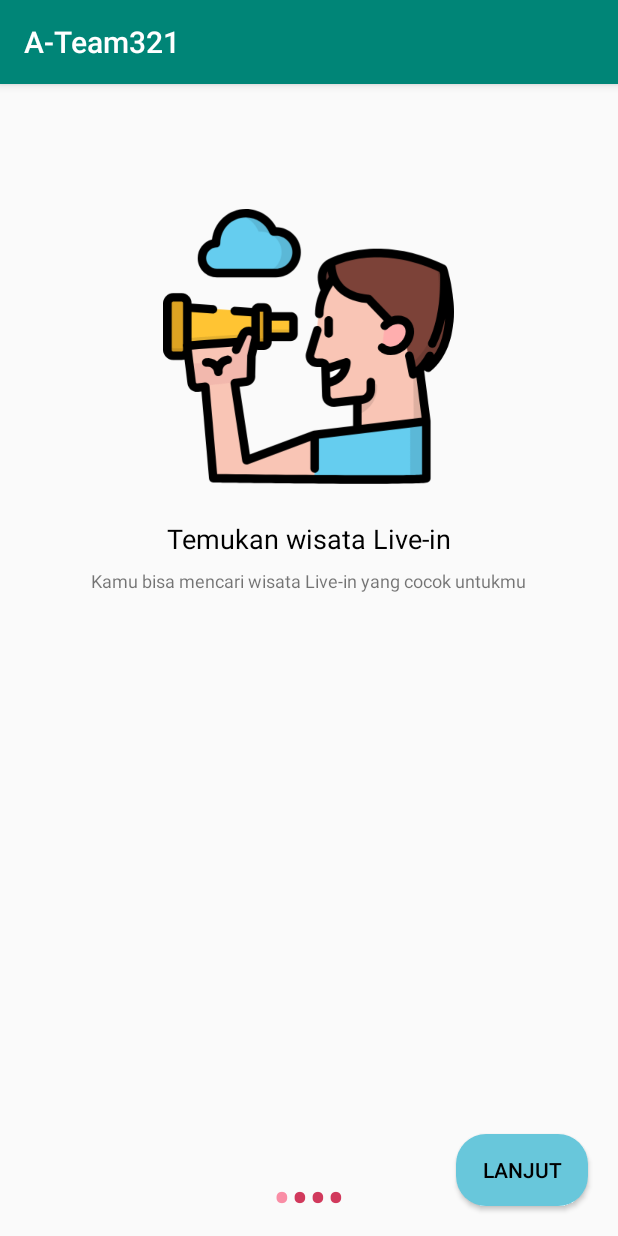
After one commit to yuridentadanu10/RasaWarga, an Android app: the WelcomeActivity screen opened directly, with no data from a screen before it, on a phone screen of 412 x 824 dp. The commit adds this screen. Run offline under Robolectric (Android 15) with nearby library versions, the phone set to English and light mode, and no system bars.

Commit message:
login,register,drawable

```diff
--- a/app/src/main/java/com/project/ateam/a_team321/LoginAndFriend/LoginActivity.java
+++ b/app/src/main/java/com/project/ateam/a_team321/LoginAndFriend/LoginActivity.java
@@ -18,7 +18,9 @@ import com.google.android.gms.tasks.Task;
 import com.google.firebase.auth.AuthResult;
 import com.google.firebase.auth.FirebaseAuth;
 import com.google.firebase.firestore.FirebaseFirestore;
+import com.project.ateam.a_team321.MainActivity;
 import com.project.ateam.a_team321.R;
+import com.project.ateam.a_team321.welcomeAndFriend.WelcomeActivity;
 
 public class LoginActivity extends AppCompatActivity implements View.OnClickListener{
     private static final String TAG = "LoginActivity";
--- /dev/null
+++ b/app/src/main/java/com/project/ateam/a_team321/welcomeAndFriend/PrefManager.java
@@ -0,0 +1,35 @@
+package com.project.ateam.a_team321.welcomeAndFriend;
+
+import android.content.Context;
+import android.content.SharedPreferences;
+
+public class PrefManager {
+
+    SharedPreferences pref;
+    SharedPreferences.Editor editor;
+    Context _context;
+
+    // shared pref mode
+    int PRIVATE_MODE = 0;
+
+    // Shared preferences file name
+    private static final String PREF_NAME = "androidhive-welcome";
+
+    private static final String IS_FIRST_TIME_LAUNCH = "IsFirstTimeLaunch";
+
+    public PrefManager(Context context) {
+        this._context = context;
+        pref = _context.getSharedPreferences(PREF_NAME, PRIVATE_MODE);
+        editor = pref.edit();
+    }
+
+    public void setFirstTimeLaunch(boolean isFirstTime) {
+        editor.putBoolean(IS_FIRST_TIME_LAUNCH, isFirstTime);
+        editor.commit();
+    }
+
+    public boolean isFirstTimeLaunch() {
+        return pref.getBoolean(IS_FIRST_TIME_LAUNCH, true);
+    }
+
+}
--- /dev/null
+++ b/app/src/main/java/com/project/ateam/a_team321/welcomeAndFriend/WelcomeActivity.java
@@ -0,0 +1,200 @@
+package com.project.ateam.a_team321.welcomeAndFriend;
+
+import android.content.Context;
+import android.content.Intent;
+import android.graphics.Color;
+import android.os.Build;
+import android.os.Bundle;
+import android.text.Html;
+import android.view.LayoutInflater;
+import android.view.View;
+import android.view.ViewGroup;
+import android.view.Window;
+import android.view.WindowManager;
+import android.widget.Button;
+import android.widget.LinearLayout;
+import android.widget.TextView;
+
+import androidx.appcompat.app.AppCompatActivity;
+import androidx.viewpager.widget.PagerAdapter;
+import androidx.viewpager.widget.ViewPager;
+
+import com.project.ateam.a_team321.MainActivity;
+import com.project.ateam.a_team321.R;
+
+public class WelcomeActivity extends AppCompatActivity {
+
+    private ViewPager viewPager;
+    private MyViewPagerAdapter myViewPagerAdapter;
+    private LinearLayout dotsLayout;
+    private TextView[] dots;
+    private int[] layouts;
+    private Button  btnNext;
+    private PrefManager prefManager;
+
+    @Override
+    protected void onCreate(Bundle savedInstanceState) {
+        super.onCreate(savedInstanceState);
+
+        // mengecek lauch activity - sebelum memanggil setContentView()
+        prefManager = new PrefManager(this);
+        if (!prefManager.isFirstTimeLaunch()) {
+            launchHomeScreen();
+            finish();
+        }
+
+        // membuat transparan notifikasi
+        if (Build.VERSION.SDK_INT >= 21) {
+            getWindow().getDecorView().setSystemUiVisibility(View.SYSTEM_UI_FLAG_LAYOUT_STABLE | View.SYSTEM_UI_FLAG_LAYOUT_FULLSCREEN);
+        }
+
+        setContentView(R.layout.activity_welcome);
+
+        viewPager =  findViewById(R.id.view_pager);
+        dotsLayout = findViewById(R.id.layoutDots);
+        btnNext =  findViewById(R.id.btn_next);
+
+
+
+        layouts = new int[]{
+                R.layout.welcome_slide1,
+                R.layout.welcome_slide2,
+                R.layout.welcome_slide3,
+                R.layout.welcome_slide4};
+
+        // tombol dots (lingkaran kecil perpindahan slide)
+        addBottomDots(0);
+
+        // membuat transparan notifikasi
+        changeStatusBarColor();
+
+
+
+        myViewPagerAdapter = new MyViewPagerAdapter();
+        viewPager.setAdapter(myViewPagerAdapter);
+
+        viewPager.addOnPageChangeListener(viewPagerPageChangeListener);
+
+
+
+        btnNext.setOnClickListener(new View.OnClickListener() {
+            @Override
+            public void onClick(View v) {
+                int current = getItem(+1);
+                if (current < layouts.length) {
+                    // move to next screen
+                    viewPager.setCurrentItem(current);
+                } else {
+                    launchHomeScreen();
+                }
+            }
+        });
+    }
+
+    private void addBottomDots(int currentPage) {
+        dots = new TextView[layouts.length];
+
+        int[] colorsActive = getResources().getIntArray(R.array.array_dot_active);
+        int[] colorsInactive = getResources().getIntArray(R.array.array_dot_inactive);
+
+        dotsLayout.removeAllViews();
+        for (int i = 0; i < dots.length; i++) {
+            dots[i] = new TextView(this);
+            dots[i].setText(Html.fromHtml("&#8226;"));
+            dots[i].setTextSize(35);
+            dots[i].setTextColor(colorsInactive[currentPage]);
+            dotsLayout.addView(dots[i]);
+        }
+
+        if (dots.length > 0)
+            dots[currentPage].setTextColor(colorsActive[currentPage]);
+    }
+
+    private int getItem(int i) {
+        return viewPager.getCurrentItem() + i;
+    }
+
+    private void launchHomeScreen() {
+        prefManager.setFirstTimeLaunch(false);
+        startActivity(new Intent(WelcomeActivity.this, MainActivity.class));
+        finish();
+    }
+
+    //  viewpager change listener
+    ViewPager.OnPageChangeListener viewPagerPageChangeListener = new ViewPager.OnPageChangeListener() {
+
+        @Override
+        public void onPageSelected(int position) {
+            addBottomDots(position);
+
+            // mengubah button lanjut 'NEXT' / 'GOT IT'
+            if (position == layouts.length - 1) {
+                // last page. make button text to GOT IT
+                btnNext.setText(getString(R.string.start));
+
+            } else {
+                // still pages are left
+                btnNext.setText(getString(R.string.next));
+
+            }
+        }
+
+        @Override
+        public void onPageScrolled(int arg0, float arg1, int arg2) {
+
+        }
+
+        @Override
+        public void onPageScrollStateChanged(int arg0) {
+
+        }
+    };
+
+    /**
+     * Making notification bar transparent
+     */
+    private void changeStatusBarColor() {
+        if (Build.VERSION.SDK_INT >= Build.VERSION_CODES.LOLLIPOP) {
+            Window window = getWindow();
+            window.addFlags(WindowManager.LayoutParams.FLAG_DRAWS_SYSTEM_BAR_BACKGROUNDS);
+            window.setStatusBarColor(Color.TRANSPARENT);
+        }
+    }
+
+    /**
+     * View pager adapter
+     */
+    public class MyViewPagerAdapter extends PagerAdapter {
+        private LayoutInflater layoutInflater;
+
+        public MyViewPagerAdapter() {
+        }
+
+        @Override
+        public Object instantiateItem(ViewGroup container, int position) {
+            layoutInflater = (LayoutInflater) getSystemService(Context.LAYOUT_INFLATER_SERVICE);
+
+            View view = layoutInflater.inflate(layouts[position], container, false);
+            container.addView(view);
+
+            return view;
+        }
+
+        @Override
+        public int getCount() {
+            return layouts.length;
+        }
+
+        @Override
+        public boolean isViewFromObject(View view, Object obj) {
+            return view == obj;
+        }
+
+
+        @Override
+        public void destroyItem(ViewGroup container, int position, Object object) {
+            View view = (View) object;
+            container.removeView(view);
+        }
+    }
+}
--- /dev/null
+++ b/app/src/main/res/drawable-v24/radius_corner_blue.xml
@@ -0,0 +1,14 @@
+<?xml version="1.0" encoding="utf-8"?>
+<selector xmlns:android="http://schemas.android.com/apk/res/android">
+    <item>
+        <shape android:shape="rectangle">
+            <!-- solid background -->
+            <solid android:color="#68C7DB"/>
+            <!-- draw a border around rectangle shape -->
+            <stroke
+                android:width="0dp"
+                />
+            <corners android:radius="20dp"/>
+        </shape>
+    </item>
+</selector>
--- /dev/null
+++ b/app/src/main/res/layout/activity_welcome.xml
@@ -0,0 +1,47 @@
+<?xml version="1.0" encoding="utf-8"?>
+<RelativeLayout xmlns:android="http://schemas.android.com/apk/res/android"
+    xmlns:app="http://schemas.android.com/apk/res-auto"
+    xmlns:tools="http://schemas.android.com/tools"
+    android:layout_width="match_parent"
+    android:layout_height="match_parent"
+    tools:showIn="@layout/activity_welcome">
+
+
+    <androidx.viewpager.widget.ViewPager
+        android:id="@+id/view_pager"
+        android:layout_width="match_parent"
+        android:layout_height="match_parent" />
+
+    <LinearLayout
+        android:id="@+id/layoutDots"
+        android:layout_width="match_parent"
+        android:layout_height="@dimen/dots_height"
+        android:layout_alignParentBottom="true"
+        android:layout_marginBottom="@dimen/dots_margin_bottom"
+        android:gravity="center"
+        android:orientation="horizontal">
+
+    </LinearLayout>
+
+    <View
+        android:layout_width="match_parent"
+        android:layout_height="1dp"
+        android:alpha=".5"
+        android:layout_alignParentBottom="true"
+        android:layout_alignParentLeft="true"
+        android:layout_above="@id/layoutDots"
+         />
+
+    <Button
+        android:id="@+id/btn_next"
+        android:layout_width="wrap_content"
+android:layout_margin="20dp"
+        android:layout_height="wrap_content"
+        android:layout_alignParentBottom="true"
+        android:layout_alignParentRight="true"
+        android:background="@drawable/radius_corner_blue"
+        android:text="@string/next"
+        android:textColor="@android:color/black" />
+
+
+</RelativeLayout>
--- a/app/src/main/res/layout/fragment_agendesa_daftar.xml
+++ b/app/src/main/res/layout/fragment_agendesa_daftar.xml
@@ -33,6 +33,7 @@
 
         <EditText
             android:id="@+id/edt_no_ktp"
+            android:background="@null"
             android:layout_width="match_parent"
             android:layout_height="wrap_content"
             android:hint="@string/no_ktp" />
@@ -41,12 +42,12 @@
 
     <Button
         android:id="@+id/btn_unggah_ktp"
-        android:layout_width="wrap_content"
+        android:layout_width="120dp"
         android:layout_height="wrap_content"
         android:layout_marginStart="16dp"
         android:layout_marginTop="8dp"
         android:layout_marginEnd="16dp"
-        android:background="@drawable/item_background"
+        android:background="@drawable/radius_corner_upload"
         android:text="Unggah KTP"
         app:layout_constraintEnd_toEndOf="parent"
         app:layout_constraintHorizontal_bias="0.0"
--- /dev/null
+++ b/app/src/main/res/layout/welcome_slide1.xml
@@ -0,0 +1,42 @@
+<?xml version="1.0" encoding="utf-8"?>
+<RelativeLayout xmlns:android="http://schemas.android.com/apk/res/android"
+    android:layout_width="match_parent"
+    android:layout_height="match_parent">
+
+
+    <ImageView
+        android:layout_width="194dp"
+        android:id="@+id/img_welcome1"
+        android:layout_height="183dp"
+        android:layout_centerHorizontal="true"
+        android:layout_marginTop="139dp"
+        android:src="@drawable/welcome_1" />
+
+    <TextView
+            android:id="@+id/Welcome1"
+        android:layout_centerHorizontal="true"
+             android:layout_marginTop="24dp"
+
+            android:layout_width="wrap_content"
+            android:layout_height="wrap_content"
+            android:text="@string/Welcome1_title"
+            android:textColor="@android:color/background_dark"
+            android:textSize="18sp"
+            android:layout_gravity="center"
+            android:layout_below="@+id/img_welcome1"
+            />
+
+        <TextView
+            android:layout_width="wrap_content"
+            android:layout_height="wrap_content"
+            android:layout_below="@+id/Welcome1"
+            android:layout_marginTop="7dp"
+            android:layout_marginRight="59dp"
+            android:layout_marginLeft="59dp"
+            android:text="@string/weclome1_description"
+            android:textAlignment="center"
+            android:layout_centerHorizontal="true"
+            android:textSize="12sp" />
+
+
+</RelativeLayout>
--- a/app/src/main/res/values/colors.xml
+++ b/app/src/main/res/values/colors.xml
@@ -3,4 +3,31 @@
     <color name="colorPrimary">#008577</color>
     <color name="colorPrimaryDark">#00574B</color>
     <color name="colorAccent">#D81B60</color>
+    <!-- dots inactive colors -->
+    <color name="dot_dark_screen1">#d1395c</color>
+    <color name="dot_dark_screen2">#14a895</color>
+    <color name="dot_dark_screen3">#2278d4</color>
+    <color name="dot_dark_screen4">#a854d4</color>
+
+    <!-- dots active colors -->
+    <color name="dot_light_screen1">#f98da5</color>
+    <color name="dot_light_screen2">#8cf9eb</color>
+    <color name="dot_light_screen3">#93c6fd</color>
+    <color name="dot_light_screen4">#e4b5fc</color>
+    <color name="home">#00AA13</color>
+
+
+    <array name="array_dot_active">
+        <item>@color/dot_light_screen1</item>
+        <item>@color/dot_light_screen2</item>
+        <item>@color/dot_light_screen3</item>
+        <item>@color/dot_light_screen4</item>
+    </array>
+
+    <array name="array_dot_inactive">
+        <item>@color/dot_dark_screen1</item>
+        <item>@color/dot_dark_screen2</item>
+        <item>@color/dot_dark_screen3</item>
+        <item>@color/dot_dark_screen4</item>
+    </array>
 </resources>
--- a/app/src/main/res/values/strings.xml
+++ b/app/src/main/res/values/strings.xml
@@ -1,5 +1,6 @@
 <resources>
     <string name="app_name">A-Team321</string>
+
     <string name="home">Home</string>
     <string name="pesan">Pesan</string>
     <string name="hello_blank_fragment">Hello blank fragment</string>
@@ -36,6 +37,7 @@
     <string name="pilih_lokasi">pilih lokasi</string>
     <string name="tambah_gambar">tambah gambar</string>
 
+
     <string name="dont_have_account">Belum Punya Akun</string>
     <string name="sudahpunyaakun">Sudah Punya Akun ?</string>
     <string name="input_error_name123">Nama tidak bisa kosong\\</string>
@@ -44,6 +46,7 @@
     <string name="input_error_password">Password harus diisi</string>
     <string name="input_error_password_length">Paswword harus lebih dari 6 karakter</string>
     <string name="input_confirm_false">Password anda tidak sama</string>
+
 
     <string name="tambahkan_tuan_rumah">Tambahkan tuan rumah</string>
     <string name="nama_kepala_keluarga">Nama kepala keluarga</string>
@@ -69,4 +72,17 @@
     <string name="indomaret">Indomaret</string>
     <string name="gopay">GoPay</string>
     <string name="bayar">Bayar</string>
+
+    <string name="Welcome1_title">Temukan wisata Live-in</string>
+    <string name="weclome1_description">Kamu bisa mencari wisata Live-in yang cocok untukmu</string>
+    <string name="welcome2_title">Buat wisata Live-in mu!</string>
+    <string name="weclome2_description">Jadilah Agendesa dengan membuat wisata live-in di desa mu</string>
+    <string name="weclome3_description">Libatkan warga desamu!</string>
+    <string name="weclome_description">Ajak warga desa untuk menjadi tuan rumah live-in</string>
+    <string name="Welcome4_title">Gali potensi desamu!</string>
+    <string name="weclome4_description">Gunakan fitur analisa untuk mengetahui dan menggali potensi desamu menggunakan Artificial Intelligence</string>
+    <string name="next">LANJUT</string>
+    <string name="start">LANJUT</string>
+    >>>>>>> Stashed changes
+>>>>>>> Stashed changes
 </resources>
```
Also changed, not shown: app/src/main/AndroidManifest.xml (+11 -8 lines), app/src/main/res/drawable-v24/radius_corner_upload.xml (added, +15 -0 lines), app/src/main/res/layout/welcome_slide2.xml (added, +44 -0 lines), app/src/main/res/layout/welcome_slide3.xml (added, +44 -0 lines), app/src/main/res/layout/welcome_slide4.xml (added, +42 -0 lines), app/src/main/res/values/dimens.xml (added, +14 -0 lines), app/src/main/res/drawable-v24/welcome_1.png (added), app/src/main/res/drawable-v24/welcome_2.png (added), app/src/main/res/drawable-v24/welcome_3.png (added), app/src/main/res/drawable-v24/welcome_4.png (added).
